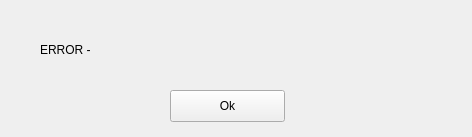
Old version of the form errorwindow.ui in the repository JMarcu/Super-Warehouse-Store.
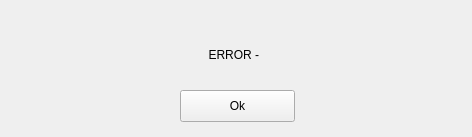
New version of the form.

```diff
--- a/errorwindow.ui
+++ b/errorwindow.ui
@@ -18,18 +18,18 @@
     <rect>
      <x>40</x>
      <y>40</y>
-     <width>371</width>
-     <height>20</height>
+     <width>391</width>
+     <height>31</height>
     </rect>
    </property>
    <property name="text">
-    <string>ERROR - </string>
+    <string>&lt;html&gt;&lt;head/&gt;&lt;body&gt;&lt;p align=&quot;center&quot;&gt;ERROR - &lt;/p&gt;&lt;/body&gt;&lt;/html&gt;</string>
    </property>
   </widget>
   <widget class="QPushButton" name="pushButtonOK">
    <property name="geometry">
     <rect>
-     <x>170</x>
+     <x>180</x>
      <y>90</y>
      <width>115</width>
      <height>32</height>
```
